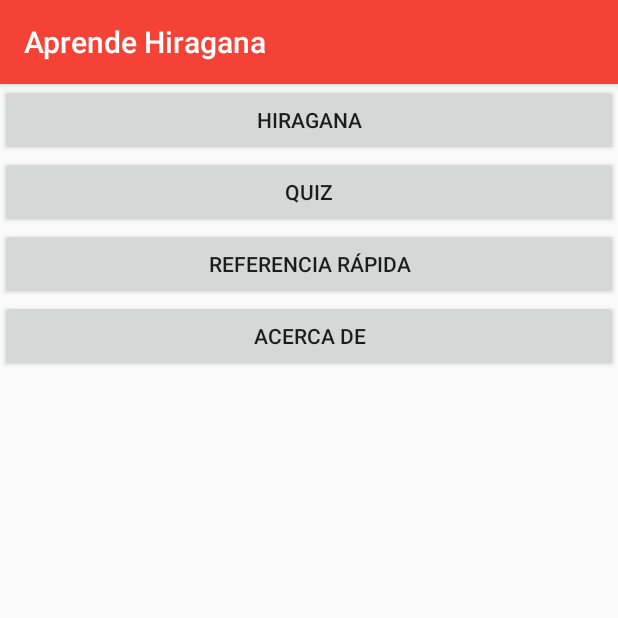
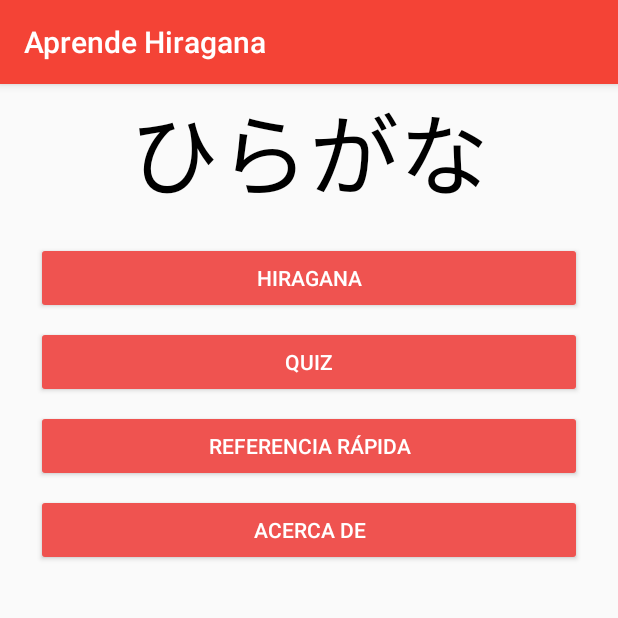
Before and after one commit to rockderick/LearnJapanese, an Android app: the screen it shows after launch (MenuActivity), on a phone screen of 412 x 824 dp, the top half of it. Run offline under Robolectric (Android 15) with nearby library versions, the phone set to English and light mode, and no system bars.

Commit message:
-Cambia el color de los botones a rojo

```diff
--- a/app/src/main/res/layout/activity_menu.xml
+++ b/app/src/main/res/layout/activity_menu.xml
@@ -6,12 +6,26 @@
     android:orientation="vertical"
     tools:context="com.example.android.learnjapanese.MenuActivity">
 
+    <TextView
+        android:layout_width="match_parent"
+        android:layout_height="wrap_content"
+        android:gravity="center"
+        android:text="ひらがな"
+        android:textSize="60dp"
+        android:textColor="@color/black"
+        android:layout_marginBottom="16dp"
+        android:id="@+id/textView" />
 
      <Button
 
         android:layout_width="match_parent"
         android:layout_height="wrap_content"
         android:text="Hiragana"
+         android:gravity="center"
+         android:layout_marginRight="24dp"
+         android:layout_marginLeft="24dp"
+         android:layout_marginBottom="8dp"
+         android:textColor="@color/white"
         android:onClick="learnHiragana"/>
 
 
@@ -19,6 +33,11 @@
 
         android:layout_width="match_parent"
         android:layout_height="wrap_content"
+        android:gravity="center"
+        android:layout_marginRight="24dp"
+        android:layout_marginLeft="24dp"
+        android:layout_marginBottom="8dp"
+        android:textColor="@color/white"
         android:text="Quiz"
         />
 
@@ -27,6 +46,11 @@
         android:layout_width="match_parent"
         android:layout_height="wrap_content"
         android:text="Referencia Rápida"
+        android:gravity="center"
+        android:layout_marginRight="24dp"
+        android:layout_marginLeft="24dp"
+        android:layout_marginBottom="8dp"
+        android:textColor="@color/white"
         android:onClick="quickReference"
         />
 
@@ -34,6 +58,11 @@
 
         android:layout_width="match_parent"
         android:layout_height="wrap_content"
+        android:layout_marginRight="24dp"
+        android:layout_marginLeft="24dp"
+        android:layout_marginBottom="8dp"
+        android:gravity="center"
+        android:textColor="@color/white"
         android:text="Acerca de"
         />
 
--- a/app/src/main/res/values/colors.xml
+++ b/app/src/main/res/values/colors.xml
@@ -4,5 +4,6 @@
     <color name="colorPrimaryDark">#d32f2f</color>
     <color name="colorAccent">#FF4081</color>
     <color name="white">#ffffff</color>
+    <color name="black">#000000</color>
 
 </resources>
--- a/app/src/main/res/values/styles.xml
+++ b/app/src/main/res/values/styles.xml
@@ -6,6 +6,9 @@
         <item name="colorPrimary">@color/colorPrimary</item>
         <item name="colorPrimaryDark">@color/colorPrimaryDark</item>
         <item name="colorAccent">@color/colorAccent</item>
+        <item name="colorButtonNormal">#ef5350</item>
+
+
     </style>
 
 
```
Also changed, not shown: app/src/main/java/com/example/android/learnjapanese/HiraganaDrawerActivity.java (+9 -2 lines), app/src/main/res/layout/menu_list.xml (added, +20 -0 lines), app/src/main/res/menu/hiraga_drawer.xml (+9 -2 lines).
